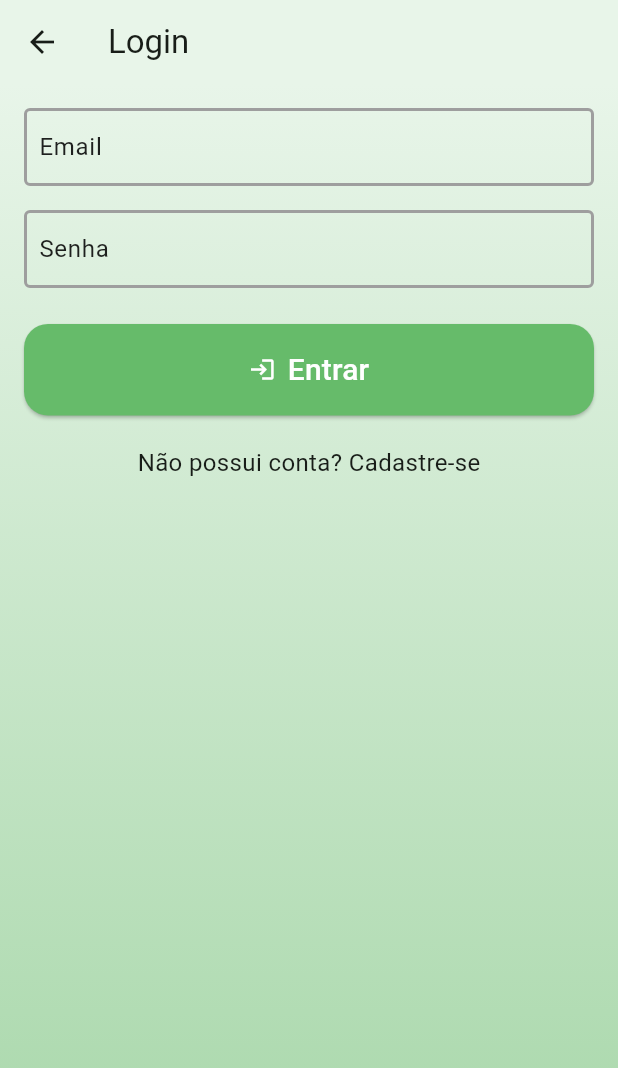
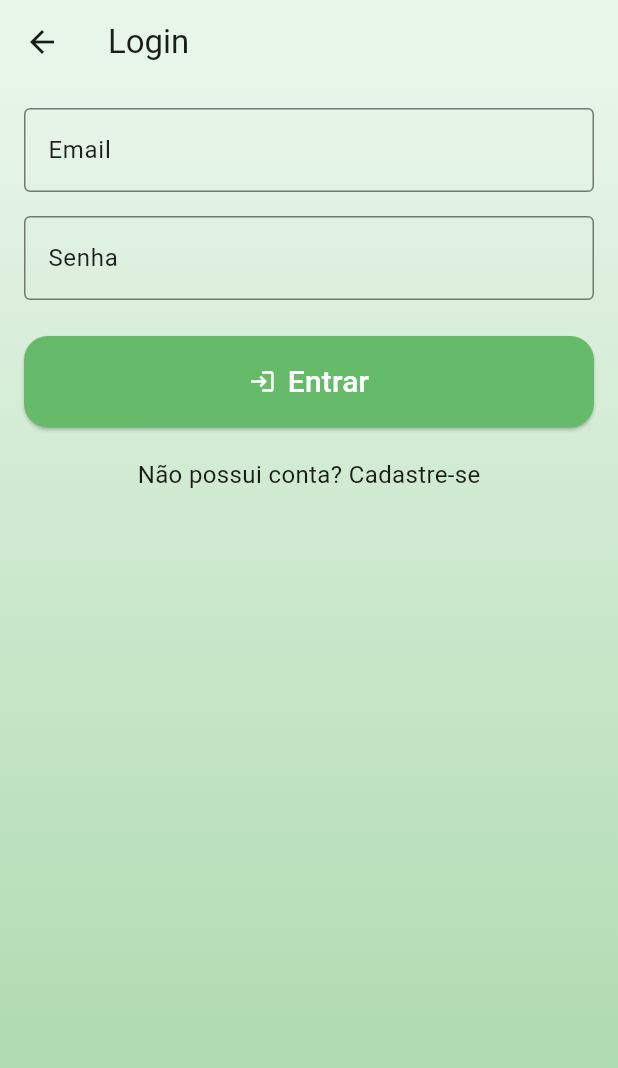
Before and after one commit to NatanTeixeiraVieira/garbage_classifier_mobile, a Flutter app: the screen it shows after launch, after a tap on "Já possui conta? Entrar", on a phone screen of 412 x 824 dp. Shown: the top 1068 px of the screen. Run offline on Flutter 3.47's test engine with Material 3 defaults, Android fonts, the phone set to English and light mode, and no system bars.

Commit message:
fix: Fix validations and borders

```diff
--- a/lib/screens/home_screen.dart
+++ b/lib/screens/home_screen.dart
@@ -1,5 +1,5 @@
 import 'package:flutter/material.dart';
-import 'package:garbage_classifier_mobile/widgets/button.dart';
+import 'package:garbage_classifier_mobile/screens/widgets/atoms/button.dart';
 
 class HomeScreen extends StatelessWidget {
   const HomeScreen({super.key});
--- a/lib/screens/login_screen.dart
+++ b/lib/screens/login_screen.dart
@@ -1,7 +1,7 @@
 import 'package:flutter/material.dart';
 import 'package:garbage_classifier_mobile/screens/home_screen.dart';
 import 'package:garbage_classifier_mobile/screens/register_screen.dart';
-import 'package:garbage_classifier_mobile/widgets/button.dart';
+import 'package:garbage_classifier_mobile/screens/widgets/atoms/button.dart';
 
 class LoginScreen extends StatefulWidget {
   const LoginScreen({super.key});
@@ -74,21 +74,11 @@ class _LoginScreenState extends State<LoginScreen>
               children: [
                 AnimatedContainer(
                   duration: const Duration(milliseconds: 300),
-                  decoration: BoxDecoration(
-                    border: Border.all(
-                      color: _emailController.text.isNotEmpty
-                          ? Colors.green
-                          : Colors.grey,
-                      width: 2,
-                    ),
-                    borderRadius: BorderRadius.circular(4),
-                  ),
                   child: TextFormField(
                     controller: _emailController,
                     decoration: const InputDecoration(
                       labelText: "Email",
-                      border: InputBorder.none,
-                      contentPadding: EdgeInsets.symmetric(horizontal: 8),
+                      border: OutlineInputBorder(),
                     ),
                     keyboardType: TextInputType.emailAddress,
                     validator: (value) {
@@ -105,21 +95,11 @@ class _LoginScreenState extends State<LoginScreen>
                 const SizedBox(height: 16),
                 AnimatedContainer(
                   duration: const Duration(milliseconds: 300),
-                  decoration: BoxDecoration(
-                    border: Border.all(
-                      color: _passwordController.text.length >= 8
-                          ? Colors.green
-                          : Colors.grey,
-                      width: 2,
-                    ),
-                    borderRadius: BorderRadius.circular(4),
-                  ),
                   child: TextFormField(
                     controller: _passwordController,
                     decoration: const InputDecoration(
                       labelText: "Senha",
-                      border: InputBorder.none,
-                      contentPadding: EdgeInsets.symmetric(horizontal: 8),
+                      border: OutlineInputBorder(),
                     ),
                     obscureText: true,
                     validator: (value) => value != null && value.length < 8
--- a/lib/screens/register_screen.dart
+++ b/lib/screens/register_screen.dart
@@ -5,7 +5,7 @@ import 'package:http/http.dart' as http;
 
 import 'package:garbage_classifier_mobile/screens/home_screen.dart';
 import 'package:garbage_classifier_mobile/screens/login_screen.dart';
-import 'package:garbage_classifier_mobile/widgets/button.dart';
+import 'package:garbage_classifier_mobile/screens/widgets/atoms/button.dart';
 
 class RegisterScreen extends StatefulWidget {
   const RegisterScreen({super.key});
@@ -141,22 +141,13 @@ class _RegisterScreenState extends State<RegisterScreen>
                 const SizedBox(height: 16),
                 AnimatedContainer(
                   duration: const Duration(milliseconds: 300),
-                  decoration: BoxDecoration(
-                    border: Border.all(
-                      color: _cepController.text.length == 8
-                          ? Colors.green
-                          : Colors.grey,
-                      width: 2,
-                    ),
-                    borderRadius: BorderRadius.circular(4),
-                  ),
+                  decoration: const BoxDecoration(),
                   child: TextFormField(
                     controller: _cepController,
                     maxLength: 8,
                     decoration: const InputDecoration(
                       labelText: "CEP",
-                      border: InputBorder.none,
-                      contentPadding: EdgeInsets.symmetric(horizontal: 8),
+                      border: OutlineInputBorder(),
                     ),
                     keyboardType: TextInputType.number,
                     inputFormatters: [FilteringTextInputFormatter.digitsOnly],
@@ -177,6 +168,12 @@ class _RegisterScreenState extends State<RegisterScreen>
                     labelText: "Rua",
                     border: OutlineInputBorder(),
                   ),
+                  validator: (value) {
+                    if ((value?.length ?? 0) < 3) {
+                      return "A rua deve ter ao menos 3 caracteres";
+                    }
+                    return null;
+                  },
                 ),
                 const SizedBox(height: 16),
                 TextFormField(
@@ -185,6 +182,12 @@ class _RegisterScreenState extends State<RegisterScreen>
                     labelText: "Bairro",
                     border: OutlineInputBorder(),
                   ),
+                  validator: (value) {
+                    if ((value?.length ?? 0) < 3) {
+                      return "O bairro deve ter ao menos 3 caracteres";
+                    }
+                    return null;
+                  },
                 ),
                 const SizedBox(height: 16),
                 TextFormField(
@@ -193,6 +196,12 @@ class _RegisterScreenState extends State<RegisterScreen>
                     labelText: "Cidade",
                     border: OutlineInputBorder(),
                   ),
+                  validator: (value) {
+                    if ((value?.length ?? 0) < 3) {
+                      return "A cidade deve ter ao menos 3 caracteres";
+                    }
+                    return null;
+                  },
                 ),
                 const SizedBox(height: 24),
                 GestureDetector(
```
Also changed, not shown: lib/screens/widgets/atoms/button.dart (renamed from lib/widgets/button.dart).
